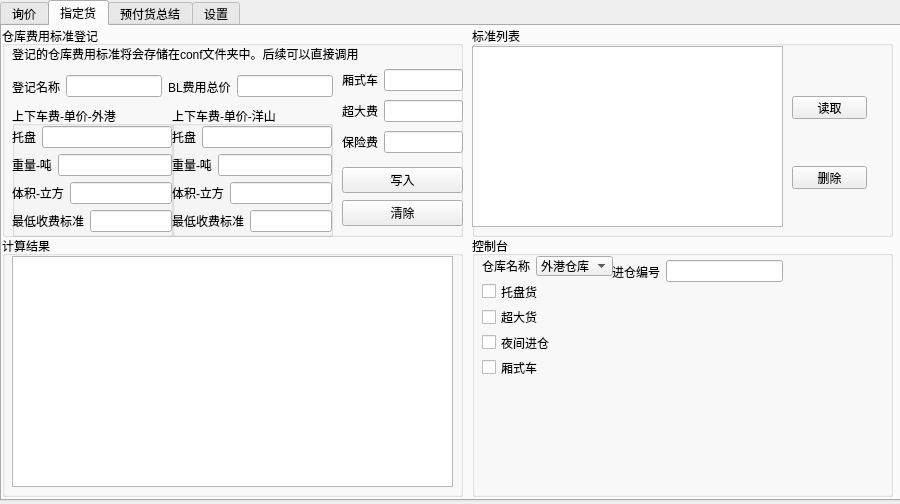
Old version of the form Ui/untitled.ui in the repository jerryliang122-vast/working-CIF-service.
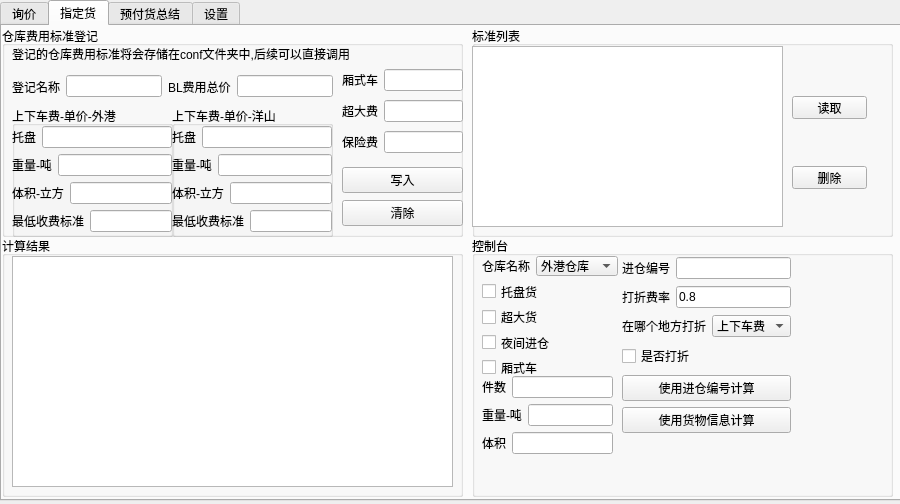
New version of the form. The open tabs and pages were chosen to show the change.

Commit message: 完成界面设计

```diff
--- a/Ui/untitled.ui
+++ b/Ui/untitled.ui
@@ -10,6 +10,12 @@
     <height>504</height>
    </rect>
   </property>
+  <property name="sizePolicy">
+   <sizepolicy hsizetype="Fixed" vsizetype="Preferred">
+    <horstretch>0</horstretch>
+    <verstretch>0</verstretch>
+   </sizepolicy>
+  </property>
   <property name="minimumSize">
    <size>
     <width>900</width>
@@ -22,6 +28,12 @@
     <height>504</height>
    </size>
   </property>
+  <property name="font">
+   <font>
+    <weight>50</weight>
+    <bold>false</bold>
+   </font>
+  </property>
   <property name="windowTitle">
    <string>Form</string>
   </property>
@@ -872,12 +884,12 @@
        <rect>
         <x>10</x>
         <y>20</y>
-        <width>351</width>
+        <width>341</width>
         <height>16</height>
        </rect>
       </property>
       <property name="text">
-       <string>登记的仓库费用标准将会存储在conf文件夹中。后续可以直接调用</string>
+       <string>登记的仓库费用标准将会存储在conf文件夹中,后续可以直接调用</string>
       </property>
      </widget>
      <widget class="QGroupBox" name="groupBox_10">
@@ -1252,7 +1264,7 @@
        <rect>
         <x>10</x>
         <y>20</y>
-        <width>131</width>
+        <width>136</width>
         <height>121</height>
        </rect>
       </property>
@@ -1321,22 +1333,189 @@
      <widget class="QWidget" name="horizontalLayoutWidget_24">
       <property name="geometry">
        <rect>
-        <x>140</x>
+        <x>10</x>
+        <y>140</y>
+        <width>131</width>
+        <height>81</height>
+       </rect>
+      </property>
+      <layout class="QVBoxLayout" name="verticalLayout_7">
+       <item>
+        <layout class="QHBoxLayout" name="horizontalLayout_38">
+         <item>
+          <widget class="QLabel" name="label_36">
+           <property name="text">
+            <string>件数</string>
+           </property>
+          </widget>
+         </item>
+         <item>
+          <widget class="QLineEdit" name="cfs_pkgs"/>
+         </item>
+        </layout>
+       </item>
+       <item>
+        <layout class="QHBoxLayout" name="horizontalLayout_39">
+         <item>
+          <widget class="QLabel" name="label_37">
+           <property name="text">
+            <string>重量-吨</string>
+           </property>
+          </widget>
+         </item>
+         <item>
+          <widget class="QLineEdit" name="cfs_tone"/>
+         </item>
+        </layout>
+       </item>
+       <item>
+        <layout class="QHBoxLayout" name="horizontalLayout_40">
+         <item>
+          <widget class="QLabel" name="label_38">
+           <property name="text">
+            <string>体积</string>
+           </property>
+          </widget>
+         </item>
+         <item>
+          <widget class="QLineEdit" name="cfs_cbm"/>
+         </item>
+        </layout>
+       </item>
+      </layout>
+     </widget>
+     <widget class="QWidget" name="verticalLayoutWidget_6">
+      <property name="geometry">
+       <rect>
+        <x>150</x>
         <y>20</y>
-        <width>171</width>
-        <height>31</height>
+        <width>169</width>
+        <height>181</height>
        </rect>
       </property>
-      <layout class="QHBoxLayout" name="horizontalLayout_33">
+      <layout class="QVBoxLayout" name="verticalLayout_6">
        <item>
-        <widget class="QLabel" name="label_32">
-         <property name="text">
-          <string>进仓编号</string>
-         </property>
-        </widget>
+        <layout class="QHBoxLayout" name="horizontalLayout_33">
+         <item>
+          <widget class="QLabel" name="label_32">
+           <property name="text">
+            <string>进仓编号</string>
+           </property>
+          </widget>
+         </item>
+         <item>
+          <widget class="QLineEdit" name="cfs_number"/>
+         </item>
+        </layout>
        </item>
        <item>
-        <widget class="QLineEdit" name="lineEdit_15"/>
+        <layout class="QHBoxLayout" name="horizontalLayout_35">
+         <item>
+          <widget class="QLabel" name="label_34">
+           <property name="text">
+            <string>打折费率</string>
+           </property>
+          </widget>
+         </item>
+         <item>
+          <widget class="QLineEdit" name="cfs_discount_price">
+           <property name="text">
+            <string>0.8</string>
+           </property>
+          </widget>
+         </item>
+        </layout>
+       </item>
+       <item>
+        <layout class="QHBoxLayout" name="horizontalLayout_36">
+         <item>
+          <widget class="QLabel" name="label_35">
+           <property name="text">
+            <string>在哪个地方打折</string>
+           </property>
+          </widget>
+         </item>
+         <item>
+          <widget class="QComboBox" name="where_cfs_discount">
+           <item>
+            <property name="text">
+             <string>上下车费</string>
+            </property>
+           </item>
+           <item>
+            <property name="text">
+             <string>总费用</string>
+            </property>
+           </item>
+          </widget>
+         </item>
+        </layout>
+       </item>
+       <item>
+        <layout class="QHBoxLayout" name="horizontalLayout_37">
+         <item>
+          <widget class="QCheckBox" name="cfs_discount">
+           <property name="enabled">
+            <bool>true</bool>
+           </property>
+           <property name="sizePolicy">
+            <sizepolicy hsizetype="Minimum" vsizetype="Fixed">
+             <horstretch>0</horstretch>
+             <verstretch>0</verstretch>
+            </sizepolicy>
+           </property>
+           <property name="font">
+            <font>
+             <weight>50</weight>
+             <bold>false</bold>
+             <kerning>true</kerning>
+            </font>
+           </property>
+           <property name="acceptDrops">
+            <bool>false</bool>
+           </property>
+           <property name="layoutDirection">
+            <enum>Qt::LeftToRight</enum>
+           </property>
+           <property name="autoFillBackground">
+            <bool>false</bool>
+           </property>
+           <property name="text">
+            <string>是否打折</string>
+           </property>
+           <property name="checkable">
+            <bool>true</bool>
+           </property>
+           <property name="checked">
+            <bool>false</bool>
+           </property>
+           <property name="autoRepeat">
+            <bool>false</bool>
+           </property>
+           <property name="tristate">
+            <bool>false</bool>
+           </property>
+          </widget>
+         </item>
+        </layout>
+       </item>
+       <item>
+        <layout class="QVBoxLayout" name="verticalLayout_8">
+         <item>
+          <widget class="QPushButton" name="use_cfs_numebr_calculate">
+           <property name="text">
+            <string>使用进仓编号计算</string>
+           </property>
+          </widget>
+         </item>
+         <item>
+          <widget class="QPushButton" name="use_cargo_info_calculate">
+           <property name="text">
+            <string>使用货物信息计算</string>
+           </property>
+          </widget>
+         </item>
+        </layout>
        </item>
       </layout>
      </widget>
```
Left out of the diff: 48 changed lines with no effect on the pictures.
